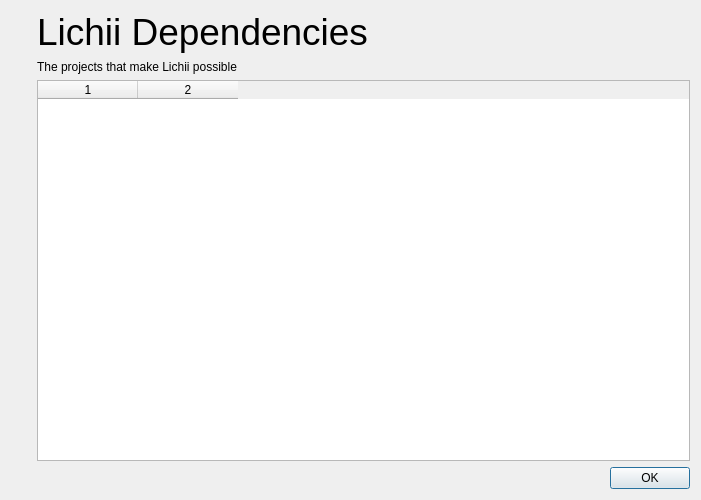
The window that src/lichii/deps_dialog.ui (codyrainy-bit/TuttiFruchii) describes before a commit, drawn with Qt 5.
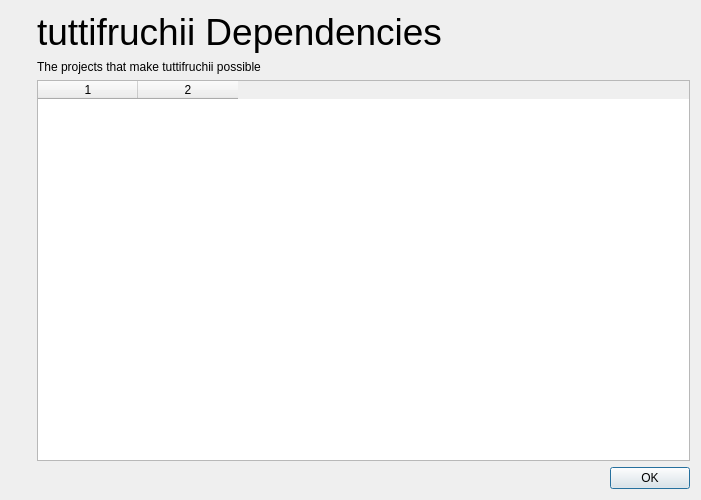
The same window after the commit. Icons and pictures are not drawn.

Commit message: branding: rename the product to tuttifruchii, new icon, drop crypto links

Patch:
```diff
--- a/src/lichii/deps_dialog.ui
+++ b/src/lichii/deps_dialog.ui
@@ -69,7 +69,7 @@
           </sizepolicy>
          </property>
          <property name="text">
-          <string>&lt;html&gt;&lt;head/&gt;&lt;body&gt;&lt;p&gt;&lt;span style=&quot; font-size:28pt;&quot;&gt;Lichii Dependencies&lt;/span&gt;&lt;/p&gt;&lt;/body&gt;&lt;/html&gt;</string>
+          <string>&lt;html&gt;&lt;head/&gt;&lt;body&gt;&lt;p&gt;&lt;span style=&quot; font-size:28pt;&quot;&gt;tuttifruchii Dependencies&lt;/span&gt;&lt;/p&gt;&lt;/body&gt;&lt;/html&gt;</string>
          </property>
         </widget>
        </item>
@@ -82,7 +82,7 @@
           </sizepolicy>
          </property>
          <property name="text">
-        <string>&lt;html&gt;&lt;head/&gt;&lt;body&gt;&lt;p&gt;The projects that make Lichii possible&lt;/p&gt;&lt;/body&gt;&lt;/html&gt;</string>
+        <string>&lt;html&gt;&lt;head/&gt;&lt;body&gt;&lt;p&gt;The projects that make tuttifruchii possible&lt;/p&gt;&lt;/body&gt;&lt;/html&gt;</string>
          </property>
         </widget>
        </item>
```
Left out of the diff: 2 changed lines with no effect on the pictures. The commit also changes 31 other files.
